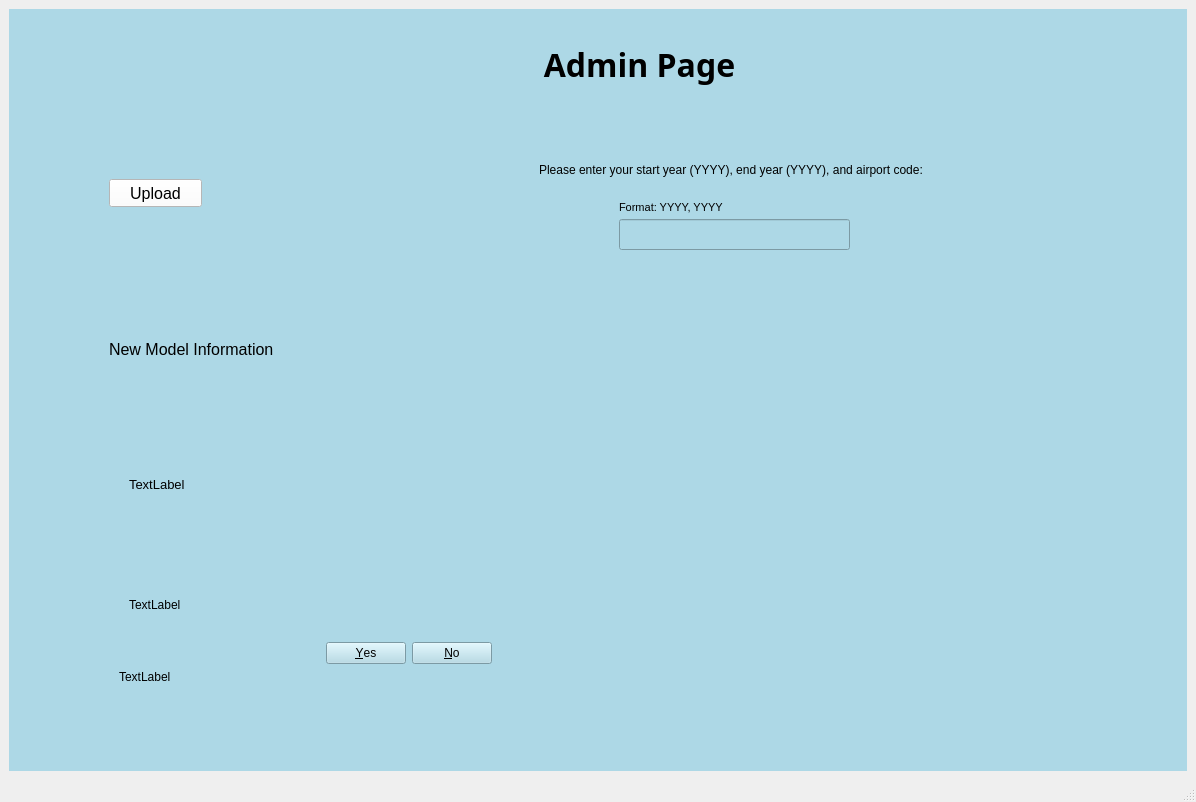
fangyulim/BTS_Flight_Forecast, file flight_forecast/resources/flight_delay_multi_page.ui: the form before one commit.
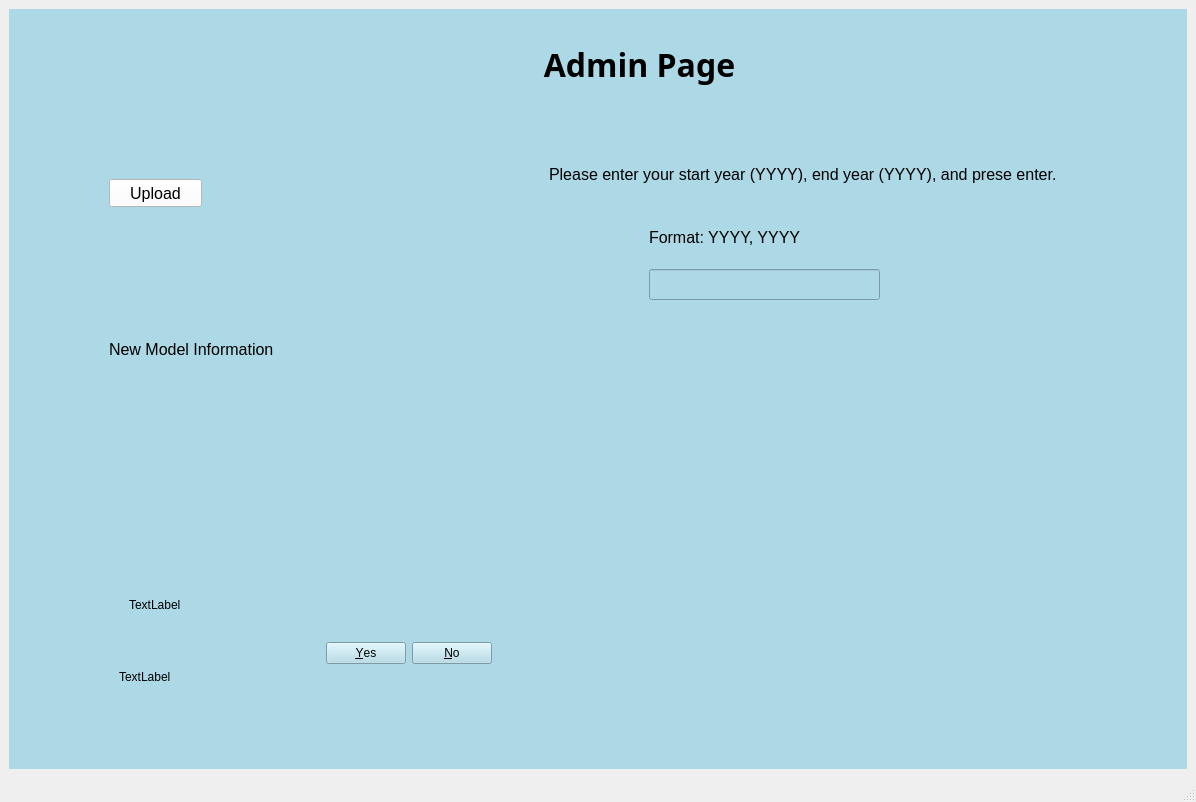
The form after the commit. The open tabs and pages were chosen to show the change.

Diff of the .ui file:
```diff
--- a/flight_forecast/resources/flight_delay_multi_page.ui
+++ b/flight_forecast/resources/flight_delay_multi_page.ui
@@ -10,6 +10,11 @@
     <height>802</height>
    </rect>
   </property>
+  <property name="font">
+   <font>
+    <pointsize>12</pointsize>
+   </font>
+  </property>
   <property name="windowTitle">
    <string>MainWindow</string>
   </property>
@@ -561,7 +566,7 @@
          </font>
         </property>
         <property name="text">
-         <string>TextLabel</string>
+         <string/>
         </property>
        </widget>
        <widget class="QDialogButtonBox" name="option_btn">
@@ -606,33 +611,33 @@
        <widget class="QLabel" name="airport_date_lb">
         <property name="geometry">
          <rect>
-          <x>530</x>
-          <y>130</y>
-          <width>511</width>
-          <height>61</height>
+          <x>540</x>
+          <y>140</y>
+          <width>631</width>
+          <height>51</height>
          </rect>
         </property>
         <property name="font">
          <font>
-          <pointsize>9</pointsize>
+          <pointsize>12</pointsize>
          </font>
         </property>
         <property name="text">
-         <string>Please enter your start year (YYYY), end year (YYYY), and airport code:</string>
+         <string>Please enter your start year (YYYY), end year (YYYY), and prese enter.</string>
         </property>
        </widget>
        <widget class="QLabel" name="label">
         <property name="geometry">
          <rect>
-          <x>610</x>
-          <y>190</y>
+          <x>640</x>
+          <y>220</y>
           <width>421</width>
           <height>16</height>
          </rect>
         </property>
         <property name="font">
          <font>
-          <pointsize>8</pointsize>
+          <pointsize>12</pointsize>
          </font>
         </property>
         <property name="text">
@@ -642,8 +647,8 @@
        <widget class="QLineEdit" name="years_input">
         <property name="geometry">
          <rect>
-          <x>610</x>
-          <y>210</y>
+          <x>640</x>
+          <y>260</y>
           <width>231</width>
           <height>31</height>
          </rect>
```
Left out of the diff: 20 changed lines with no effect on the pictures.
